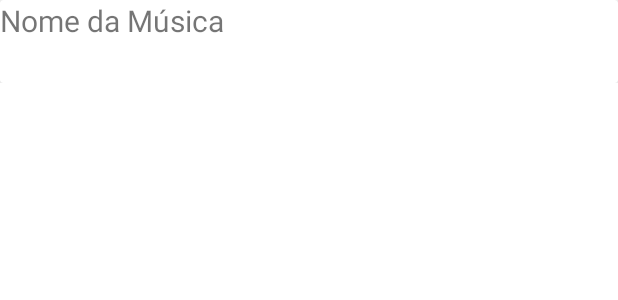
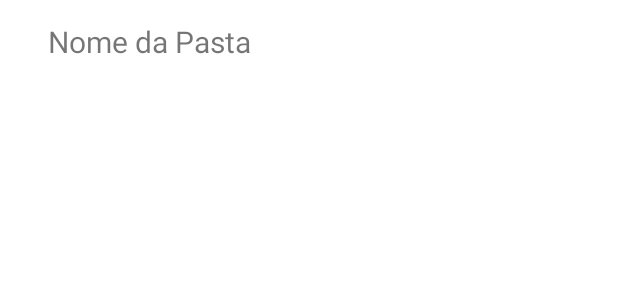
Before and after one commit to teodorodev/MusicPlayerAndroid, an Android app: the layout line_folder.xml on its own in the app's theme, with its tools: preview values and no code run, on a phone screen of 412 x 824 dp. Shown: the top 300 px of the screen. Run offline under Robolectric (Android 15) with nearby library versions, the phone set to English and light mode, and no system bars.

```diff
--- a/app/src/main/java/com/teodoro/musicplayer/adapters/ViewPagerAdapter.kt
+++ b/app/src/main/java/com/teodoro/musicplayer/adapters/ViewPagerAdapter.kt
@@ -3,7 +3,6 @@ package com.teodoro.musicplayer.adapters
 import androidx.fragment.app.Fragment
 import androidx.fragment.app.FragmentManager
 import androidx.fragment.app.FragmentPagerAdapter
-import com.teodoro.musicplayer.models.Audio
 
 class ViewPagerAdapter(fm: FragmentManager, behavior: Int) :
     FragmentPagerAdapter(fm, behavior) {
--- a/app/src/main/java/com/teodoro/musicplayer/adapters/recyclerView/SongViewHolder.kt
+++ b/app/src/main/java/com/teodoro/musicplayer/adapters/recyclerView/SongViewHolder.kt
@@ -1,10 +1,13 @@
 package com.teodoro.musicplayer.adapters.recyclerView
 
 import android.view.View
+import android.widget.ImageView
 import android.widget.TextView
 import androidx.recyclerview.widget.RecyclerView
 import com.teodoro.musicplayer.R
 
 class SongViewHolder (itemView: View): RecyclerView.ViewHolder(itemView) {
     val tvMusicName: TextView = itemView.findViewById(R.id.tvMusicName)
+    val tvMusicArtist: TextView = itemView.findViewById(R.id.tvMusicArtist)
+    val btnPlayPause: ImageView = itemView.findViewById(R.id.btnPlayPause)
 }
--- a/app/src/main/java/com/teodoro/musicplayer/models/Audio.kt
+++ b/app/src/main/java/com/teodoro/musicplayer/models/Song.kt
@@ -1,9 +1,10 @@
 package com.teodoro.musicplayer.models
 
 
-class Audio(
+class Song(
     var path: String,
     val title: String,
     val duration: String,
-    val folders: String
+    val folders: String,
+    val artist: String
 )
--- /dev/null
+++ b/app/src/main/res/drawable/ic_baseline_folder_24.xml
@@ -0,0 +1,5 @@
+<vector android:height="24dp" android:tint="#FFFFFF"
+    android:viewportHeight="24" android:viewportWidth="24"
+    android:width="24dp" xmlns:android="http://schemas.android.com/apk/res/android">
+    <path android:fillColor="@android:color/white" android:pathData="M10,4H4c-1.1,0 -1.99,0.9 -1.99,2L2,18c0,1.1 0.9,2 2,2h16c1.1,0 2,-0.9 2,-2V8c0,-1.1 -0.9,-2 -2,-2h-8l-2,-2z"/>
+</vector>
--- /dev/null
+++ b/app/src/main/res/drawable/ic_baseline_pause_24.xml
@@ -0,0 +1,5 @@
+<vector android:height="24dp" android:tint="#FFFFFF"
+    android:viewportHeight="24" android:viewportWidth="24"
+    android:width="24dp" xmlns:android="http://schemas.android.com/apk/res/android">
+    <path android:fillColor="@android:color/white" android:pathData="M6,19h4L10,5L6,5v14zM14,5v14h4L18,5h-4z"/>
+</vector>
--- /dev/null
+++ b/app/src/main/res/drawable/ic_baseline_play_arrow_24.xml
@@ -0,0 +1,5 @@
+<vector android:height="24dp" android:tint="#FFFFFF"
+    android:viewportHeight="24" android:viewportWidth="24"
+    android:width="24dp" xmlns:android="http://schemas.android.com/apk/res/android">
+    <path android:fillColor="@android:color/white" android:pathData="M8,5v14l11,-7z"/>
+</vector>
--- a/app/src/main/res/layout/fragment_folders.xml
+++ b/app/src/main/res/layout/fragment_folders.xml
@@ -13,6 +13,7 @@
         android:layout_marginStart="16dp"
         android:layout_marginEnd="16dp"
         android:layout_width="match_parent"
-        android:layout_height="match_parent" />
+        android:layout_height="match_parent"
+        tools:listitem="@layout/line_folder"/>
 
 </LinearLayout>
--- a/app/src/main/res/layout/fragment_songs.xml
+++ b/app/src/main/res/layout/fragment_songs.xml
@@ -13,6 +13,7 @@
         android:layout_marginEnd="16dp"
         android:id="@+id/recyclerSongsFrag"
         android:layout_width="match_parent"
-        android:layout_height="match_parent" />
+        android:layout_height="match_parent"
+        tools:listitem="@layout/line_songs"/>
 
 </LinearLayout>
--- a/app/src/main/res/layout/line_folder.xml
+++ b/app/src/main/res/layout/line_folder.xml
@@ -1,19 +1,32 @@
 <?xml version="1.0" encoding="utf-8"?>
-<LinearLayout xmlns:android="http://schemas.android.com/apk/res/android"
+<androidx.constraintlayout.widget.ConstraintLayout xmlns:android="http://schemas.android.com/apk/res/android"
+    xmlns:app="http://schemas.android.com/apk/res-auto"
     xmlns:tools="http://schemas.android.com/tools"
     android:layout_width="match_parent"
-    android:layout_height="wrap_content"
+    android:layout_height="55dp"
     android:orientation="vertical">
 
-    <androidx.cardview.widget.CardView
-        android:layout_width="match_parent"
-        android:layout_height="55dp" >
+
+        <ImageView
+            android:id="@+id/btnPlayPause"
+            android:layout_width="wrap_content"
+            android:layout_height="wrap_content"
+            android:src="@drawable/ic_baseline_folder_24"
+            app:layout_constraintBottom_toBottomOf="parent"
+            app:layout_constraintStart_toStartOf="parent"
+            app:layout_constraintTop_toTopOf="parent" />
+
 
         <TextView
+            android:layout_marginStart="8dp"
             android:id="@+id/tvFolderName"
-            android:layout_width="match_parent"
+            android:layout_width="0dp"
             android:layout_height="wrap_content"
-            android:text="Nome da Música"
-            android:textSize="20sp"/>
-    </androidx.cardview.widget.CardView>
-</LinearLayout>
+            android:text="Nome da Pasta"
+            android:textSize="20sp"
+            app:layout_constraintBottom_toBottomOf="parent"
+            app:layout_constraintEnd_toEndOf="parent"
+            app:layout_constraintStart_toEndOf="@+id/btnPlayPause"
+            app:layout_constraintTop_toTopOf="parent" />
+
+</androidx.constraintlayout.widget.ConstraintLayout>
```
Also changed, not shown: app/src/main/java/com/teodoro/musicplayer/MainActivity.kt (+22 -24 lines), app/src/main/java/com/teodoro/musicplayer/adapters/recyclerView/SongAdapter.kt (+76 -14 lines), app/src/main/java/com/teodoro/musicplayer/fragments/SongsFragment.kt (+2 -5 lines), app/src/main/java/com/teodoro/musicplayer/gambiarras/ListMusics.kt (+5 -2 lines), app/src/main/res/layout/line_songs.xml (+36 -10 lines).
